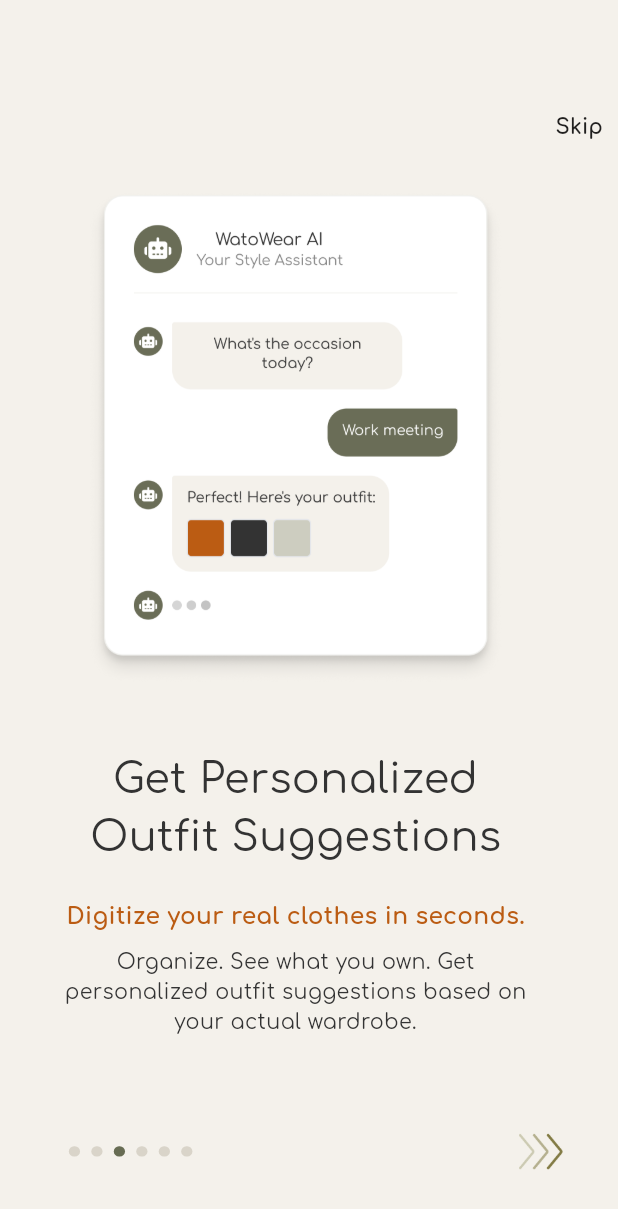
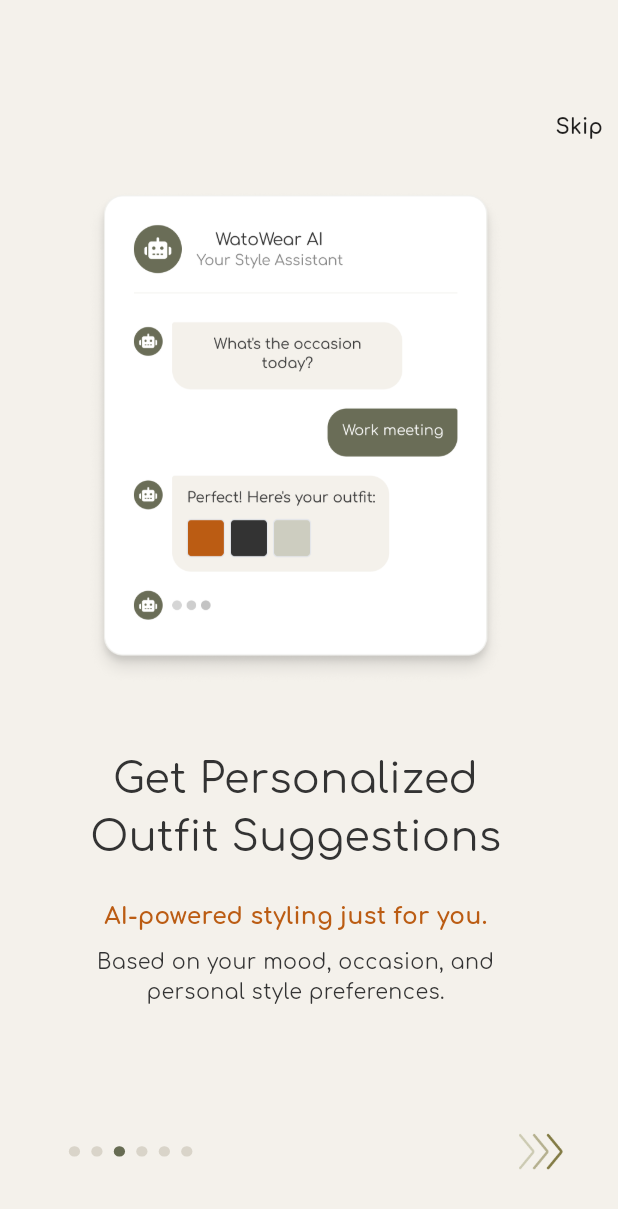
Before and after one commit to RubaidSM09/watowear, a Flutter app: the screen it shows after launch, swiped to page 3, on a phone screen of 412 x 824 dp. Shown: the top 1209 px of the screen. Run offline on Flutter 3.47's test engine with Material 3 defaults, Android fonts, the phone set to English and light mode, and no system bars; drawn by our look-alikes of smooth_page_indicator; our stand-ins replace dotted_border, flutter_screenutil, flutter_svg, get.

Commit message:
Further issues

```diff
--- a/lib/app/modules/closet/views/camera_access_required_view.dart
+++ b/lib/app/modules/closet/views/camera_access_required_view.dart
@@ -3,6 +3,7 @@
 
 import 'package:get/get.dart';
 import 'package:watowear_chole/app/modules/closet/views/photo_library_access_required_view.dart';
+import 'package:watowear_chole/app/modules/closet/views/quick_scan_view.dart';
 
 import '../../../../common/custom_colors.dart';
 import '../../../../common/widget/custom_buttons.dart';
@@ -245,6 +246,7 @@
                 paddingWidth: 45,
                 onTap: () {
                   Get.back();
+                  Get.to(QuickScanView());
                   Get.dialog(PhotoLibraryAccessRequiredView());
                 },
               ),
--- a/lib/app/modules/closet/views/my_closet_view.dart
+++ b/lib/app/modules/closet/views/my_closet_view.dart
@@ -2,6 +2,7 @@
 import 'package:flutter_screenutil/flutter_screenutil.dart';
 
 import 'package:get/get.dart';
+import 'package:watowear_chole/app/modules/closet/views/camera_access_required_view.dart';
 import 'package:watowear_chole/app/modules/closet/views/quick_scan_view.dart';
 import 'package:watowear_chole/app/modules/closet/views/review_crops_view.dart';
 import 'package:watowear_chole/app/modules/closet/views/select_photos_view.dart';
@@ -66,7 +67,7 @@
               WTWPrimaryButton(
                 text: 'Quick Scan',
                 width: 360.w,
-                onTap: () => Get.to(QuickScanView()),
+                onTap: () => Get.dialog(CameraAccessRequiredView()),
               ),
 
               SizedBox(height: 25.h,),
--- a/lib/app/modules/closet/views/photo_library_access_required_view.dart
+++ b/lib/app/modules/closet/views/photo_library_access_required_view.dart
@@ -2,6 +2,7 @@
 import 'package:flutter_screenutil/flutter_screenutil.dart';
 
 import 'package:get/get.dart';
+import 'package:watowear_chole/app/modules/closet/views/select_photos_view.dart';
 
 import '../../../../common/custom_colors.dart';
 import '../../../../common/widget/custom_buttons.dart';
@@ -243,7 +244,10 @@
                 text: 'Allow Camera Access',
                 icon: 'assets/images/closet/my_closet/quick_scan/generate_outfits_now/allow_camera_access.png',
                 paddingWidth: 45,
-                onTap: () {  },
+                onTap: () {
+                  Get.back();
+                  Get.to(SelectPhotosView());
+                },
               ),
 
               SizedBox(height: 10.h,),
--- a/lib/app/modules/closet/views/scan_done_view.dart
+++ b/lib/app/modules/closet/views/scan_done_view.dart
@@ -4,6 +4,7 @@
 
 import 'package:get/get.dart';
 import 'package:watowear_chole/app/modules/closet/views/analyzing_video_view.dart';
+import 'package:watowear_chole/app/modules/closet/views/quick_scan_multi_item_view.dart';
 import 'package:watowear_chole/app/modules/closet/views/review_crops_view.dart';
 import 'package:watowear_chole/common/custom_colors.dart';
 import 'package:watowear_chole/common/widget/custom_buttons.dart';
@@ -63,7 +64,7 @@
               text: 'Finish (3/5)',
               width: 360.w,
               onTap: () {
-                Get.to(ReviewCropsView());
+                Get.to(QuickScanMultiItemView());
                 Get.dialog(AnalyzingVideoView());
               },
             ),
--- a/lib/app/modules/onboarding/views/onboarding3_view.dart
+++ b/lib/app/modules/onboarding/views/onboarding3_view.dart
@@ -31,7 +31,7 @@
                 ),
                 SizedBox(height: 26.h),
                 Text(
-                  'Digitize your real clothes in seconds.',
+                  'AI-powered styling just for you.',
                   textAlign: TextAlign.center,
                   style: TextStyle(
                     color: WTWColor.accent,
@@ -44,7 +44,7 @@
                 SizedBox(
                   width: 341.w,
                   child: Text(
-                    'Organize. See what you own. Get personalized outfit suggestions based on your actual wardrobe.',
+                    'Based on your mood, occasion, and personal style preferences.',
                     textAlign: TextAlign.center,
                     style: TextStyle(
                         color: WTWColor.text_icons,
--- a/lib/app/modules/sign_in/views/forgot_password_view.dart
+++ b/lib/app/modules/sign_in/views/forgot_password_view.dart
@@ -4,6 +4,7 @@
 import 'package:get/get.dart';
 import 'package:watowear_chole/app/modules/sign_in/controllers/forgot_password_controller.dart';
 import 'package:watowear_chole/app/modules/sign_in/views/new_password_view.dart';
+import 'package:watowear_chole/app/modules/sign_up/views/verify_mail_view.dart';
 import 'package:watowear_chole/common/widget/custom_buttons.dart';
 import 'package:watowear_chole/common/widget/custom_logos.dart';
 import 'package:watowear_chole/common/widget/custom_text_fields.dart';
@@ -63,7 +64,7 @@
 
                 SizedBox(height: 30.h,),
 
-                ResetPasswordButton(text: 'Send Reset Link', onTap: () => Get.to(NewPasswordView())),
+                ResetPasswordButton(text: 'Send Reset Link', onTap: () => Get.to(VerifyMailView(purpose: 'Forgot Password'))),
               ],
             ),
           )
--- a/lib/app/modules/sign_in/views/sign_in_view.dart
+++ b/lib/app/modules/sign_in/views/sign_in_view.dart
@@ -103,7 +103,7 @@
 
                 SizedBox(height: 24.99.h,),
 
-                SignInButton(onTap: () => Get.offNamed('/home')),
+                SignInButton(onTap: () => Get.offNamed('/dashboard')),
 
                 SizedBox(height: 33.31.h,),
 
--- a/lib/app/modules/sign_up/views/sign_up_view.dart
+++ b/lib/app/modules/sign_up/views/sign_up_view.dart
@@ -118,7 +118,7 @@
 
                 SizedBox(height: 35.95.h,),
 
-                CreateAccountButton(onTap: () => Get.to(VerifyMailView())),
+                CreateAccountButton(onTap: () => Get.to(VerifyMailView(purpose: 'Sign Up',))),
               ],
             ),
           ),
--- a/lib/app/modules/splash/controllers/splash_controller.dart
+++ b/lib/app/modules/splash/controllers/splash_controller.dart
@@ -11,7 +11,7 @@
 
     anim = AnimationController(
       vsync: this,
-      duration: const Duration(milliseconds: 1500),
+      duration: const Duration(milliseconds: 2000),
     );
 
     fade = CurvedAnimation(parent: anim, curve: Curves.easeIn);
--- a/lib/app/routes/app_pages.dart
+++ b/lib/app/routes/app_pages.dart
@@ -60,7 +60,7 @@
     ),
     GetPage(
       name: _Paths.VERIFY_MAIL,
-      page: () => const VerifyMailView(),
+      page: () => const VerifyMailView(purpose: '',),
       binding: SignUpBinding(),
     ),
     GetPage(
```
Also changed, not shown: lib/app/modules/sign_in/views/new_password_view.dart (+11 -1 lines), lib/app/modules/sign_up/views/verify_mail_view.dart (+19 -2 lines), pubspec.lock.
